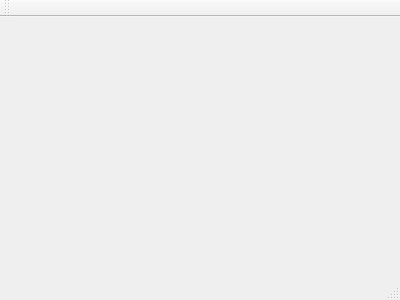
The window that demo/TouchMonitorServer/mainwindow.ui (AbelTian/LibQQt) describes before a commit, drawn with Qt 5.
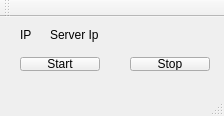
The same window after the commit.

```diff
--- a/demo/TouchMonitorServer/mainwindow.ui
+++ b/demo/TouchMonitorServer/mainwindow.ui
@@ -1,24 +1,92 @@
 <ui version="4.0">
  <class>MainWindow</class>
- <widget class="QMainWindow" name="MainWindow" >
-  <property name="geometry" >
+ <widget class="QMainWindow" name="MainWindow">
+  <property name="geometry">
    <rect>
     <x>0</x>
     <y>0</y>
-    <width>400</width>
-    <height>300</height>
+    <width>224</width>
+    <height>116</height>
    </rect>
   </property>
   <property name="windowTitle" >
    <string>MainWindow</string>
   </property>
-  <widget class="QMenuBar" name="menuBar" />
-  <widget class="QToolBar" name="mainToolBar" />
-  <widget class="QWidget" name="centralWidget" />
-  <widget class="QStatusBar" name="statusBar" />
+  <widget class="QWidget" name="centralWidget">
+   <widget class="QPushButton" name="pushButton">
+    <property name="geometry">
+     <rect>
+      <x>20</x>
+      <y>40</y>
+      <width>80</width>
+      <height>14</height>
+     </rect>
+    </property>
+    <property name="text">
+     <string>Start</string>
+    </property>
+   </widget>
+   <widget class="QPushButton" name="pushButton_2">
+    <property name="geometry">
+     <rect>
+      <x>130</x>
+      <y>40</y>
+      <width>80</width>
+      <height>14</height>
+     </rect>
+    </property>
+    <property name="text">
+     <string>Stop</string>
+    </property>
+   </widget>
+   <widget class="QLabel" name="label">
+    <property name="geometry">
+     <rect>
+      <x>20</x>
+      <y>10</y>
+      <width>16</width>
+      <height>16</height>
+     </rect>
+    </property>
+    <property name="text">
+     <string>IP</string>
+    </property>
+   </widget>
+   <widget class="QLabel" name="label_2">
+    <property name="geometry">
+     <rect>
+      <x>50</x>
+      <y>10</y>
+      <width>161</width>
+      <height>16</height>
+     </rect>
+    </property>
+    <property name="text">
+     <string>Server Ip</string>
+    </property>
+   </widget>
+  </widget>
+  <widget class="QMenuBar" name="menuBar">
+   <property name="geometry">
+    <rect>
+     <x>0</x>
+     <y>0</y>
+     <width>224</width>
+     <height>17</height>
+    </rect>
+   </property>
+  </widget>
+  <widget class="QToolBar" name="mainToolBar">
+   <attribute name="toolBarArea">
+    <enum>TopToolBarArea</enum>
+   </attribute>
+   <attribute name="toolBarBreak">
+    <bool>false</bool>
+   </attribute>
+  </widget>
+  <widget class="QStatusBar" name="statusBar"/>
  </widget>
- <layoutDefault spacing="6" margin="11" />
- <pixmapfunction></pixmapfunction>
+ <layoutdefault spacing="6" margin="11"/>
  <resources/>
  <connections/>
 </ui>
```
Left out of the diff: 3 changed lines with no effect on the pictures.
